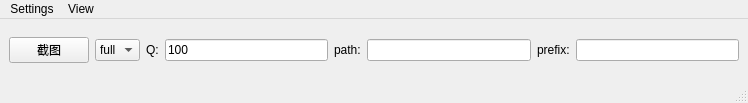
First picture: the form in ui.ui, repository Daibingh/EasyScreenshoter, before the edit.
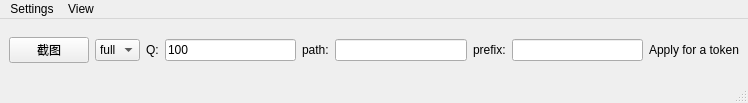
Second picture: the form after the edit.

Patch:
```diff
--- a/ui.ui
+++ b/ui.ui
@@ -77,6 +77,13 @@
       <item>
        <widget class="QLineEdit" name="lineEdit"/>
       </item>
+      <item>
+       <widget class="QLabel" name="label_4">
+        <property name="text">
+         <string>Apply for a token</string>
+        </property>
+       </widget>
+      </item>
      </layout>
     </item>
    </layout>
```
